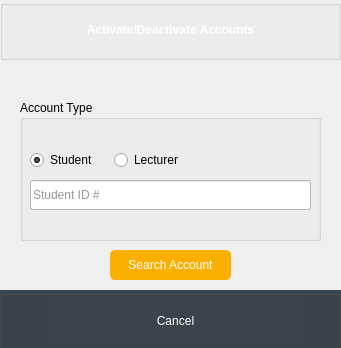
This is SGS-FINAL-PROJECT/activate_deactivateuser.ui in 2013110993/SGS as Qt 5 draws it before an edit. The edited form follows.
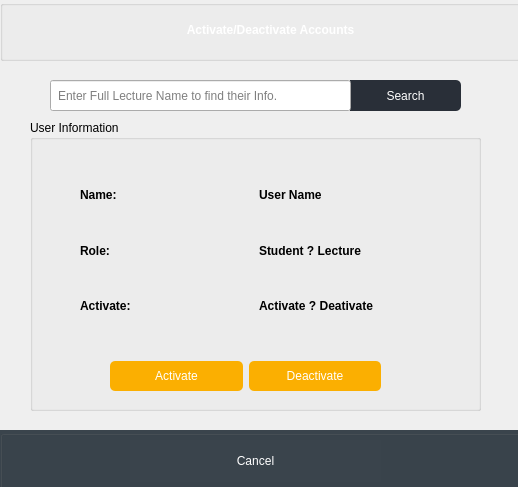
This is the edited form. The open tabs and pages were chosen to show the change. Icons and pictures are not drawn.

Commit message: Working on the activate and disativate functionality

What changed in the file:
```diff
--- a/SGS-FINAL-PROJECT/activate_deactivateuser.ui
+++ b/SGS-FINAL-PROJECT/activate_deactivateuser.ui
@@ -6,8 +6,8 @@
    <rect>
     <x>0</x>
     <y>0</y>
-    <width>341</width>
-    <height>348</height>
+    <width>518</width>
+    <height>487</height>
    </rect>
   </property>
   <property name="windowTitle">
@@ -21,8 +21,8 @@
    <property name="geometry">
     <rect>
      <x>0</x>
-     <y>290</y>
-     <width>341</width>
+     <y>430</y>
+     <width>521</width>
      <height>60</height>
     </rect>
    </property>
@@ -47,7 +47,7 @@
    <widget class="QWidget" name="layoutWidget1_7">
     <property name="geometry">
      <rect>
-      <x>50</x>
+      <x>130</x>
       <y>10</y>
       <width>251</width>
       <height>42</height>
@@ -75,8 +75,8 @@
     <rect>
      <x>0</x>
      <y>0</y>
-     <width>341</width>
-     <height>60</height>
+     <width>521</width>
+     <height>61</height>
     </rect>
    </property>
    <property name="sizePolicy">
@@ -108,7 +108,7 @@
    <widget class="QLabel" name="label_2">
     <property name="geometry">
      <rect>
-      <x>0</x>
+      <x>100</x>
       <y>20</y>
       <width>341</width>
       <height>20</height>
@@ -145,143 +145,27 @@
     </property>
    </widget>
   </widget>
-  <widget class="QStackedWidget" name="stackedWidgetResetPassword">
+  <widget class="QPushButton" name="lectureSearchButton">
    <property name="geometry">
     <rect>
-     <x>0</x>
-     <y>70</y>
-     <width>321</width>
-     <height>211</height>
-    </rect>
-   </property>
-   <property name="currentIndex">
-    <number>1</number>
-   </property>
-   <widget class="QWidget" name="page">
-    <widget class="QGroupBox" name="accountTypegroupBox">
-     <property name="geometry">
-      <rect>
-       <x>20</x>
-       <y>30</y>
-       <width>301</width>
-       <height>141</height>
-      </rect>
-     </property>
-     <property name="title">
-      <string>Account Type</string>
-     </property>
-     <widget class="QLineEdit" name="lecturerForgotFormLineEdit">
-      <property name="enabled">
-       <bool>true</bool>
-      </property>
-      <property name="geometry">
-       <rect>
-        <x>10</x>
+     <x>350</x>
         <y>80</y>
-        <width>281</width>
-        <height>30</height>
-       </rect>
-      </property>
-      <property name="minimumSize">
-       <size>
-        <width>0</width>
-        <height>30</height>
-       </size>
-      </property>
-      <property name="maximumSize">
-       <size>
-        <width>16777215</width>
-        <height>30</height>
-       </size>
-      </property>
+     <width>111</width>
+     <height>31</height>
+    </rect>
+   </property>
       <property name="styleSheet">
-       <string notr="true">background-color:#ffffff;
-color: #333;</string>
-      </property>
-      <property name="placeholderText">
-       <string>Lecturer Username</string>
-      </property>
-     </widget>
-     <widget class="QRadioButton" name="studentAccountTypeRadioButton">
-      <property name="geometry">
-       <rect>
-        <x>10</x>
-        <y>50</y>
-        <width>74</width>
-        <height>20</height>
-       </rect>
-      </property>
-      <property name="text">
-       <string>Student</string>
-      </property>
-      <property name="checked">
-       <bool>true</bool>
-      </property>
-     </widget>
-     <widget class="QRadioButton" name="lecturerAccountTypeRadioButton">
-      <property name="geometry">
-       <rect>
-        <x>94</x>
-        <y>50</y>
-        <width>76</width>
-        <height>20</height>
-       </rect>
-      </property>
-      <property name="text">
-       <string>Lecturer</string>
-      </property>
-     </widget>
-     <widget class="QLineEdit" name="studentIdForgotFormLineEdit">
-      <property name="enabled">
-       <bool>true</bool>
-      </property>
-      <property name="geometry">
-       <rect>
-        <x>10</x>
-        <y>80</y>
-        <width>281</width>
-        <height>30</height>
-       </rect>
-      </property>
-      <property name="minimumSize">
-       <size>
-        <width>0</width>
-        <height>30</height>
-       </size>
-      </property>
-      <property name="maximumSize">
-       <size>
-        <width>16777215</width>
-        <height>30</height>
-       </size>
-      </property>
-      <property name="styleSheet">
-       <string notr="true">background-color:#ffffff;
-color: #333;</string>
-      </property>
-      <property name="placeholderText">
-       <string>Student ID #</string>
-      </property>
-     </widget>
-    </widget>
-    <widget class="QPushButton" name="accountLostResetButton">
-     <property name="geometry">
-      <rect>
-       <x>110</x>
-       <y>180</y>
-       <width>121</width>
-       <height>30</height>
-      </rect>
-     </property>
-     <property name="styleSheet">
-      <string notr="true">background:#fbaf01;
+    <string notr="true">background:#292f38;
 color: #ffffff;
 border:0;
 height:30px;
-border-radius:5px;</string>
+border-top-left-radius:0px;
+border-top-right-radius:5px;
+border-bottom-left-radius:0px;
+border-bottom-right-radius:5px;</string>
      </property>
      <property name="text">
-      <string>Search Account</string>
+    <string>Search</string>
      </property>
      <property name="icon">
       <iconset resource="images.qrc">
@@ -294,27 +178,105 @@
       <bool>false</bool>
      </property>
     </widget>
-   </widget>
-   <widget class="QWidget" name="page_2">
+  <widget class="QLineEdit" name="lectureSearchLineEdit">
+   <property name="geometry">
+    <rect>
+     <x>50</x>
+     <y>80</y>
+     <width>301</width>
+     <height>31</height>
+    </rect>
+   </property>
+   <property name="styleSheet">
+    <string notr="true">color:#000;
+padding: 5px;</string>
+   </property>
+   <property name="text">
+    <string/>
+   </property>
+   <property name="placeholderText">
+    <string>Enter Full Lecture Name to find their Info.</string>
+   </property>
+  </widget>
     <widget class="QGroupBox" name="userInfogroupBox">
      <property name="geometry">
       <rect>
-       <x>10</x>
-       <y>30</y>
-       <width>301</width>
-       <height>171</height>
+     <x>30</x>
+     <y>120</y>
+     <width>451</width>
+     <height>291</height>
       </rect>
      </property>
      <property name="title">
-      <string>User Info</string>
+    <string>User Information</string>
      </property>
      <widget class="QWidget" name="layoutWidget">
       <property name="geometry">
        <rect>
-        <x>10</x>
-        <y>20</y>
+      <x>80</x>
+      <y>240</y>
         <width>271</width>
-        <height>91</height>
+      <height>32</height>
+     </rect>
+    </property>
+    <layout class="QHBoxLayout" name="horizontalLayout_5">
+     <item>
+      <widget class="QPushButton" name="checkAnswerResetButton">
+       <property name="styleSheet">
+        <string notr="true">background:#fbaf01;
+color: #ffffff;
+border:0;
+height:30px;
+border-radius:5px;</string>
+       </property>
+       <property name="text">
+        <string>Activate</string>
+       </property>
+       <property name="icon">
+        <iconset resource="images.qrc">
+         <normaloff>:/icons White/Icons/White/Single Arrow RIGHT.png</normaloff>:/icons White/Icons/White/Single Arrow RIGHT.png</iconset>
+       </property>
+       <property name="autoDefault">
+        <bool>false</bool>
+       </property>
+       <property name="default">
+        <bool>false</bool>
+       </property>
+      </widget>
+     </item>
+     <item>
+      <widget class="QPushButton" name="checkAnswerResetButton_2">
+       <property name="styleSheet">
+        <string notr="true">background:#fbaf01;
+color: #ffffff;
+border:0;
+height:30px;
+border-radius:5px;</string>
+       </property>
+       <property name="text">
+        <string>Deactivate</string>
+       </property>
+       <property name="icon">
+        <iconset resource="images.qrc">
+         <normaloff>:/icons White/Icons/White/Single Arrow RIGHT.png</normaloff>:/icons White/Icons/White/Single Arrow RIGHT.png</iconset>
+       </property>
+       <property name="autoDefault">
+        <bool>false</bool>
+       </property>
+       <property name="default">
+        <bool>false</bool>
+       </property>
+      </widget>
+     </item>
+    </layout>
+   </widget>
+   <widget class="QWidget" name="layoutWidget_2">
+    <property name="geometry">
+     <rect>
+      <x>50</x>
+      <y>50</y>
+      <width>351</width>
+      <height>161</height>
        </rect>
       </property>
       <layout class="QVBoxLayout" name="verticalLayout">
@@ -420,148 +382,13 @@
             <string notr="true">background-color:none;</string>
            </property>
            <property name="text">
-            <string>Student ? Lecture</string>
+          <string>Activate ? Deativate</string>
            </property>
           </widget>
          </item>
         </layout>
        </item>
       </layout>
-     </widget>
-     <widget class="QWidget" name="layoutWidget">
-      <property name="geometry">
-       <rect>
-        <x>10</x>
-        <y>120</y>
-        <width>271</width>
-        <height>32</height>
-       </rect>
-      </property>
-      <layout class="QHBoxLayout" name="horizontalLayout_5">
-       <item>
-        <widget class="QPushButton" name="checkAnswerResetButton">
-         <property name="styleSheet">
-          <string notr="true">background:#fbaf01;
-color: #ffffff;
-border:0;
-height:30px;
-border-radius:5px;</string>
-         </property>
-         <property name="text">
-          <string>Activate</string>
-         </property>
-         <property name="icon">
-          <iconset resource="images.qrc">
-           <normaloff>:/icons White/Icons/White/Single Arrow RIGHT.png</normaloff>:/icons White/Icons/White/Single Arrow RIGHT.png</iconset>
-         </property>
-         <property name="autoDefault">
-          <bool>false</bool>
-         </property>
-         <property name="default">
-          <bool>false</bool>
-         </property>
-        </widget>
-       </item>
-       <item>
-        <widget class="QPushButton" name="checkAnswerResetButton_2">
-         <property name="styleSheet">
-          <string notr="true">background:#fbaf01;
-color: #ffffff;
-border:0;
-height:30px;
-border-radius:5px;</string>
-         </property>
-         <property name="text">
-          <string>Deactivate</string>
-         </property>
-         <property name="icon">
-          <iconset resource="images.qrc">
-           <normaloff>:/icons White/Icons/White/Single Arrow RIGHT.png</normaloff>:/icons White/Icons/White/Single Arrow RIGHT.png</iconset>
-         </property>
-         <property name="autoDefault">
-          <bool>false</bool>
-         </property>
-         <property name="default">
-          <bool>false</bool>
-         </property>
-        </widget>
-       </item>
-      </layout>
-     </widget>
-    </widget>
-   </widget>
-   <widget class="QWidget" name="page_3">
-    <widget class="QGroupBox" name="resetPasswordGroupBox">
-     <property name="geometry">
-      <rect>
-       <x>10</x>
-       <y>30</y>
-       <width>301</width>
-       <height>131</height>
-      </rect>
-     </property>
-     <property name="title">
-      <string>Reset Password</string>
-     </property>
-     <widget class="QLineEdit" name="newPassword_forgotFormLineEdit">
-      <property name="geometry">
-       <rect>
-        <x>10</x>
-        <y>40</y>
-        <width>281</width>
-        <height>30</height>
-       </rect>
-      </property>
-      <property name="minimumSize">
-       <size>
-        <width>0</width>
-        <height>30</height>
-       </size>
-      </property>
-      <property name="maximumSize">
-       <size>
-        <width>16777215</width>
-        <height>30</height>
-       </size>
-      </property>
-      <property name="styleSheet">
-       <string notr="true">background-color:#ffffff;
-color: #333;</string>
-      </property>
-      <property name="placeholderText">
-       <string>(Enter new password)</string>
-      </property>
-     </widget>
-     <widget class="QLineEdit" name="confirmPassword_forgotFormLineEdit">
-      <property name="geometry">
-       <rect>
-        <x>10</x>
-        <y>80</y>
-        <width>281</width>
-        <height>30</height>
-       </rect>
-      </property>
-      <property name="minimumSize">
-       <size>
-        <width>0</width>
-        <height>30</height>
-       </size>
-      </property>
-      <property name="maximumSize">
-       <size>
-        <width>16777215</width>
-        <height>30</height>
-       </size>
-      </property>
-      <property name="styleSheet">
-       <string notr="true">background-color:#ffffff;
-color: #333;</string>
-      </property>
-      <property name="placeholderText">
-       <string>( Confirm password)</string>
-      </property>
-     </widget>
-    </widget>
    </widget>
   </widget>
  </widget>
```
Lines whose indentation alone changed are shown as unchanged. The commit also changes 9 other files.
